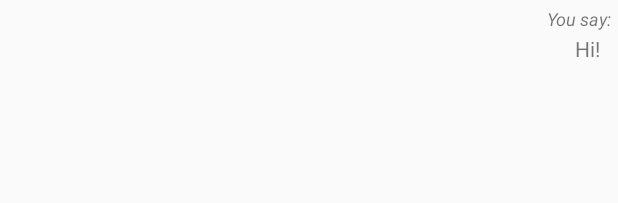
After one commit to andrey7mel/chat_bot, an Android app: the layout text_item_layout_right.xml on its own in the app's theme, with its tools: preview values and no code run, on a phone screen of 412 x 824 dp. The commit adds this screen. Shown: the top 203 px of the screen. Run offline under Robolectric (Android 15) with nearby library versions, the phone set to English and light mode, and no system bars.

Commit message:
Recycler View layouts and adapter

```diff
--- a/app/src/main/res/layout/activity_main.xml
+++ b/app/src/main/res/layout/activity_main.xml
@@ -32,7 +32,7 @@
             android:inputType="text" />
 
         <Button
-            android:id="@+id/button_search"
+            android:id="@+id/button"
             android:layout_width="wrap_content"
             android:layout_height="wrap_content"
             android:text="ok" />
--- /dev/null
+++ b/app/src/main/res/layout/text_item_layout_right.xml
@@ -0,0 +1,28 @@
+<?xml version="1.0" encoding="utf-8"?>
+<LinearLayout xmlns:android="http://schemas.android.com/apk/res/android"
+    xmlns:tools="http://schemas.android.com/tools"
+    android:layout_width="match_parent"
+    android:layout_height="match_parent"
+    android:gravity="right"
+    android:orientation="vertical"
+    android:padding="2dp"
+    android:paddingRight="10dp">
+
+    <TextView
+        android:id="@+id/title"
+        android:layout_width="wrap_content"
+        android:layout_height="wrap_content"
+        android:text="You say:"
+        android:textSize="12dp"
+        android:textStyle="italic"
+        android:padding="2dp"/>
+
+    <TextView
+        android:id="@+id/textView"
+        android:layout_width="wrap_content"
+        android:layout_height="wrap_content"
+        android:textSize="14dp"
+        tools:text="Hi!"
+        android:layout_marginRight="10dp" />
+
+</LinearLayout>
```
Also changed, not shown: app/src/main/java/com/andrey7mel/test_app/MainActivity.java (+13 -0 lines), app/src/main/java/com/andrey7mel/test_app/view/adapters/MessageAdapter.java (+38 -7 lines), app/src/main/res/layout/text_item_layout.xml (deleted, +0 -12 lines), app/src/main/res/layout/text_item_layout_left.xml (added, +27 -0 lines).
